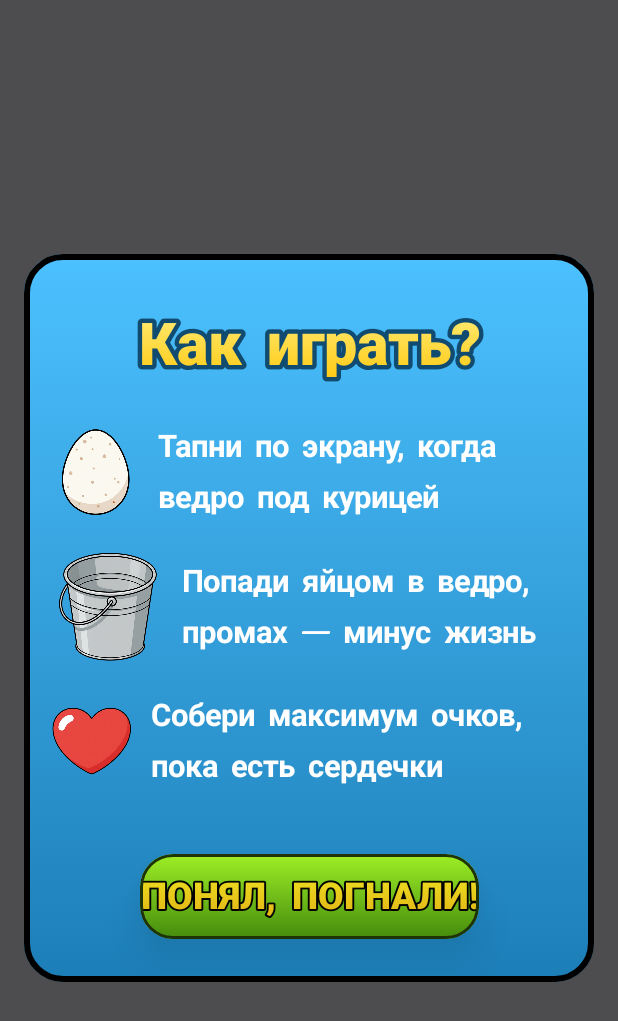
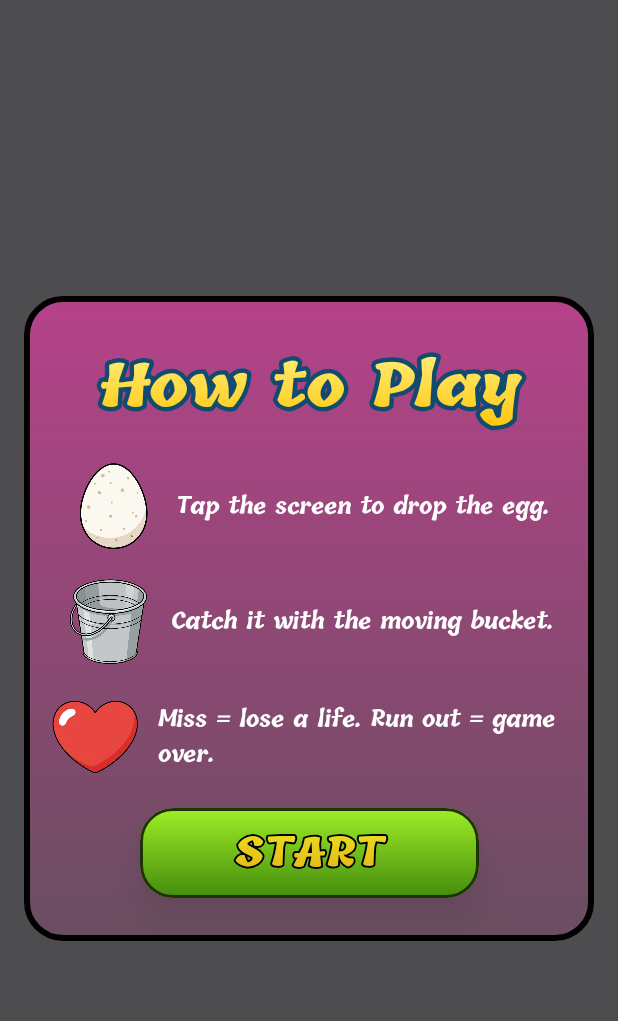
Before and after one commit to Maksym-Latt/KV-Chicken-Dropper, an Android app built with Jetpack Compose: the composable IntroOverlay shown on its own in the app's theme, on a phone screen of 412 x 824 dp. Shown: the top 1021 px of the screen. Run offline under Robolectric (Android 15) with nearby library versions, the phone set to English and light mode, and no system bars; our stand-ins replace Dagger/Hilt's generated code.

Commit message:
правка

```diff
--- a/app/src/main/java/com/chicken/dropper/ui/screens/Overlay/IntroOverlay.kt
+++ b/app/src/main/java/com/chicken/dropper/ui/screens/Overlay/IntroOverlay.kt
@@ -1,6 +1,7 @@
 package com.chicken.dropper.ui.screens.Overlay
 
 import androidx.compose.foundation.BorderStroke
+import androidx.compose.foundation.Image
 import androidx.compose.foundation.background
 import androidx.compose.foundation.layout.Arrangement
 import androidx.compose.foundation.layout.Box
@@ -42,27 +43,35 @@ fun IntroOverlay(
             .background(Color(0xB0000000)),
         contentAlignment = Alignment.Center
     ) {
+
         Surface(
             shape = RoundedCornerShape(26.dp),
             color = Color.Transparent,
-            modifier = Modifier.padding(16.dp),
-            border = BorderStroke(4.dp, Color.Black)
+            border = BorderStroke(4.dp, Color.Black),
+            modifier = Modifier.padding(16.dp)
         ) {
             Box(
                 modifier = Modifier
                     .background(
                         Brush.verticalGradient(
-                            listOf(Color(0xFF4CC1FF), Color(0xFF1C7EB7))
+                            listOf( Color(0xffb6428a),
+                                Color(0xff694e60))
                         )
                     )
-                    .padding(horizontal = 18.dp.scaled(scale), vertical = 28.dp.scaled(scale))
+                    .padding(
+                        horizontal = 18.dp.scaled(scale),
+                        vertical = 28.dp.scaled(scale)
+                    )
             ) {
+
                 Column(
                     horizontalAlignment = Alignment.CenterHorizontally,
                     verticalArrangement = Arrangement.spacedBy(18.dp.scaled(scale))
                 ) {
+
+                    // ---------- TITLE ----------
                     GradientOutlinedText(
-                        text = "Как играть?",
+                        text = "How to Play",
                         fontSize = 38.sp.scaled(scale),
                         outlineWidth = 9f,
                         outlineColor = Color(0xFF114B70),
@@ -73,64 +82,68 @@ fun IntroOverlay(
                         )
                     )
 
+
+                    // ---------- STEP 1 ----------
                     Row(
                         horizontalArrangement = Arrangement.spacedBy(12.dp.scaled(scale)),
                         verticalAlignment = Alignment.CenterVertically
                     ) {
-                        androidx.compose.foundation.Image(
+                        Image(
                             painter = painterResource(id = R.drawable.egg),
                             contentDescription = null,
                             modifier = Modifier.size(56.dp.scaled(scale))
                         )
                         Text(
-                            text = "Тапни по экрану, когда ведро под курицей",
+                            text = "Tap the screen to drop the egg.",
                             color = Color.White,
-                            fontSize = 20.sp.scaled(scale),
+                            fontSize = 14.sp.scaled(scale),
                             fontWeight = FontWeight.Bold
                         )
                     }
 
+                    // ---------- STEP 2 ----------
                     Row(
                         horizontalArrangement = Arrangement.spacedBy(12.dp.scaled(scale)),
                         verticalAlignment = Alignment.CenterVertically
                     ) {
-                        androidx.compose.foundation.Image(
+                        Image(
                             painter = painterResource(id = R.drawable.bucket),
                             contentDescription = null,
-                            modifier = Modifier.size(72.dp.scaled(scale))
+                            modifier = Modifier.size(56.dp.scaled(scale))
                         )
                         Text(
-                            text = "Попади яйцом в ведро, промах — минус жизнь",
+                            text = "Catch it with the moving bucket.",
                             color = Color.White,
-                            fontSize = 20.sp.scaled(scale),
+                            fontSize = 14.sp.scaled(scale),
                             fontWeight = FontWeight.Bold
                         )
                     }
 
+                    // ---------- STEP 3 ----------
                     Row(
                         horizontalArrangement = Arrangement.spacedBy(12.dp.scaled(scale)),
                         verticalAlignment = Alignment.CenterVertically
                     ) {
-                        androidx.compose.foundation.Image(
+                        Image(
                             painter = painterResource(id = R.drawable.heart),
                             contentDescription = null,
-                            modifier = Modifier.size(52.dp.scaled(scale))
+                            modifier = Modifier.size(56.dp.scaled(scale))
                         )
                         Text(
-                            text = "Собери максимум очков, пока есть сердечки",
+                            text = "Miss = lose a life. Run out = game over.",
                             color = Color.White,
-                            fontSize = 20.sp.scaled(scale),
+                            fontSize = 14.sp.scaled(scale),
                             fontWeight = FontWeight.Bold
                         )
                     }
 
-                    Spacer(modifier = Modifier.size(4.dp.scaled(scale)))
 
+                    // ---------- BUTTON ----------
                     PrimaryButton(
-                        text = "Понял, погнали!",
+                        text = "Start",
                         onClick = onStart,
-                        modifier = Modifier.fillMaxWidth(0.8f),
-                        fontSize = 24.sp.scaled(scale)
+                        fontSize = 26.sp.scaled(scale),
+                        modifier = Modifier.fillMaxWidth(0.8f)
                     )
                 }
             }
```
